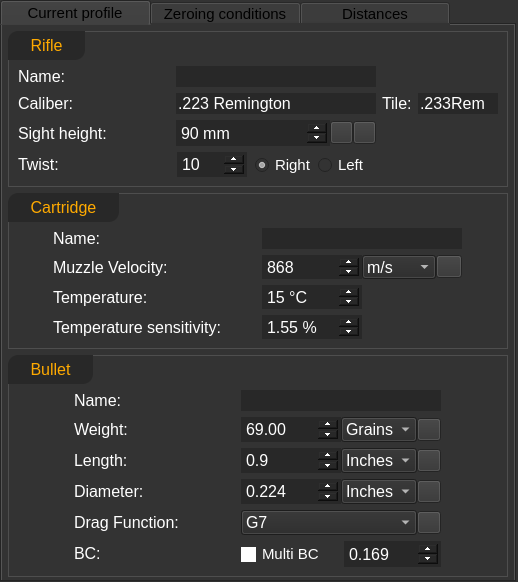
Old version of the form ui_templates/profile_current.ui in the repository o-murphy/archer_ballistics_constructor.
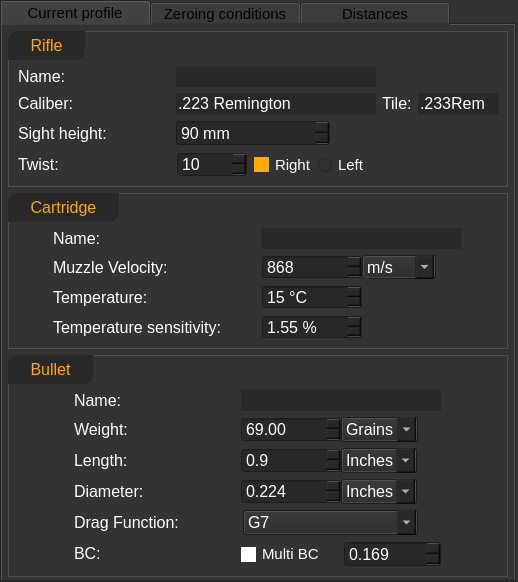
New version of the form. Icons and pictures are not drawn.

```diff
--- a/ui_templates/profile_current.ui
+++ b/ui_templates/profile_current.ui
@@ -24,13 +24,45 @@
 	background-color: rgb(51, 51, 51);
 }
 
-QSpinBox::up-button, QDoubleSpinBox::up-button { width: 20px; }
-QSpinBox::down-button, QDoubleSpinBox::down-button { width: 20px; }
+QSpinBox::up-button, QDoubleSpinBox::up-button {
+	width: 20px;
+	image: url(:/custom/res/custom/caret-up-fill_8.png);
+}
+QSpinBox::down-button, QDoubleSpinBox::down-button { 
+	width: 20px;
+	image: url(:/custom/res/custom/caret-down-fill_8.png);
+}
+QSpinBox::down-button:hover, QSpinBox::up-button:hover,
+QDoubleSpinBox::down-button:hover, QDoubleSpinBox::up-button:hover {
+		background-color: rgb(75, 75, 75);
+}
+QSpinBox::down-button:disabled, QSpinBox::up-button:disabled,
+QDoubleSpinBox::down-button:disabled, QDoubleSpinBox::up-button:disabled {
+		image: null;
+}
+
 QSpinBox, QDoubleSpinBox {
 	background-color: rgb(40, 40, 40);
-	alternate-background-color: rgb(40, 40, 40);
 	color: rgb(255, 255, 255);
 }
+
+QComboBox {
+	background-color: rgb(40, 40, 40);
+}
+
+QComboBox::drop-down {
+	background: transparent;
+	image: url(:/custom/res/custom/caret-down-fill_8.png);
+}
+
+QComboBox::drop-down:hover {
+	background-color: rgb(75, 75, 75);
+}
+
+QComboBox::drop-down:disabled {
+	image: null;
+}
+
 QLineEdit, QLabel, QComboBox, QPushButton, QToolButton {
 	color: rgb(255, 255, 255);
 }
@@ -75,16 +107,37 @@
      width: 15px;
      height: 15px;
 }
-QCheckBox::indicator:checked, QRadioButton::indicator::checked {
+QCheckBox::indicator:checked {
 	background-color: rgb(255, 170, 0);
     image: url(:/icons19/res/drawable-xhdpi-v4/addbtn_menu21a.png);
 image-size: 20px, 20px;
 }
 
+QRadioButton::indicator::checked {
+		background-color: rgb(255, 170, 0);
+}
+
+
 QCheckBox::indicator:unchecked, QRadioButton::indicator::unchecked {
 	background-color: rgb(255, 255, 255);
 	image: null;
 }
+
+QCheckBox::disabled {
+	color: rgb(78, 78, 78);
+}
+
+QRadioButton::indicator::disabled, QRadioButton::indicator::unchecked:disabled {
+	background-color:rgb(98, 98, 98);
+}
+
+QPushButton, QToolButton {
+	border: 0px;
+}
+
+QPushButton::hover, QToolButton::hover {
+	border: 1px solid rgb(76, 76, 76);
+}
 </string>
   </property>
   <layout class="QGridLayout" name="gridLayout">
@@ -252,6 +305,9 @@
              </item>
              <item>
               <widget class="QRadioButton" name="rightTwist">
+               <property name="enabled">
+                <bool>true</bool>
+               </property>
                <property name="sizePolicy">
                 <sizepolicy hsizetype="Minimum" vsizetype="Expanding">
                  <horstretch>0</horstretch>
@@ -1201,7 +1257,7 @@
              <item>
               <widget class="QToolButton" name="weightSwitch">
                <property name="sizePolicy">
-                <sizepolicy hsizetype="Expanding" vsizetype="Fixed">
+                <sizepolicy hsizetype="Expanding" vsizetype="Expanding">
                  <horstretch>0</horstretch>
                  <verstretch>0</verstretch>
                 </sizepolicy>
@@ -1343,7 +1399,7 @@
              <item>
               <widget class="QToolButton" name="lengthSwitch">
                <property name="sizePolicy">
-                <sizepolicy hsizetype="Expanding" vsizetype="Fixed">
+                <sizepolicy hsizetype="Expanding" vsizetype="Expanding">
                  <horstretch>0</horstretch>
                  <verstretch>0</verstretch>
                 </sizepolicy>
@@ -1485,7 +1541,7 @@
              <item>
               <widget class="QToolButton" name="diameterSwitch">
                <property name="sizePolicy">
-                <sizepolicy hsizetype="Expanding" vsizetype="Fixed">
+                <sizepolicy hsizetype="Expanding" vsizetype="Expanding">
                  <horstretch>0</horstretch>
                  <verstretch>0</verstretch>
                 </sizepolicy>
@@ -1564,7 +1620,7 @@
               <widget class="QComboBox" name="dragType">
                <property name="maximumSize">
                 <size>
-                 <width>177</width>
+                 <width>175</width>
                  <height>16777215</height>
                 </size>
                </property>
@@ -1598,6 +1654,12 @@
              </item>
              <item>
               <widget class="QToolButton" name="dragEditor">
+               <property name="sizePolicy">
+                <sizepolicy hsizetype="Fixed" vsizetype="Expanding">
+                 <horstretch>0</horstretch>
+                 <verstretch>0</verstretch>
+                </sizepolicy>
+               </property>
                <property name="font">
                 <font>
                  <pointsize>8</pointsize>
```
Left out of the diff: 6 changed lines with no effect on the pictures.
